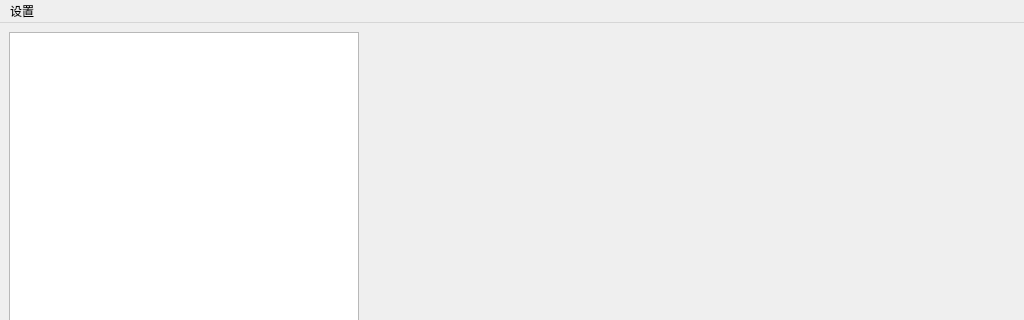
Before: the Qt Designer form mainwindow.ui in zhang846682029/BatteryWatch, drawn with Qt 5; both pictures show x 0 to 1024 and y 0 to 320 of the 1024 by 720 pixel window.
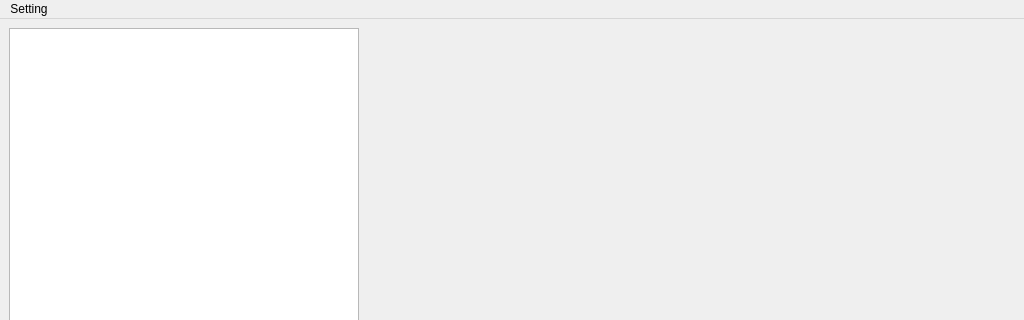
After: the same form once the commit is applied. Icons and pictures are not drawn. Custom widgets are drawn as their Qt base class.

```diff
--- a/mainwindow.ui
+++ b/mainwindow.ui
@@ -135,7 +135,7 @@
    </property>
    <widget class="QMenu" name="menu">
     <property name="title">
-     <string>设置</string>
+     <string>Setting</string>
     </property>
    </widget>
    <addaction name="menu"/>
```
Left out of the diff: 12 changed lines with no effect on the pictures.
